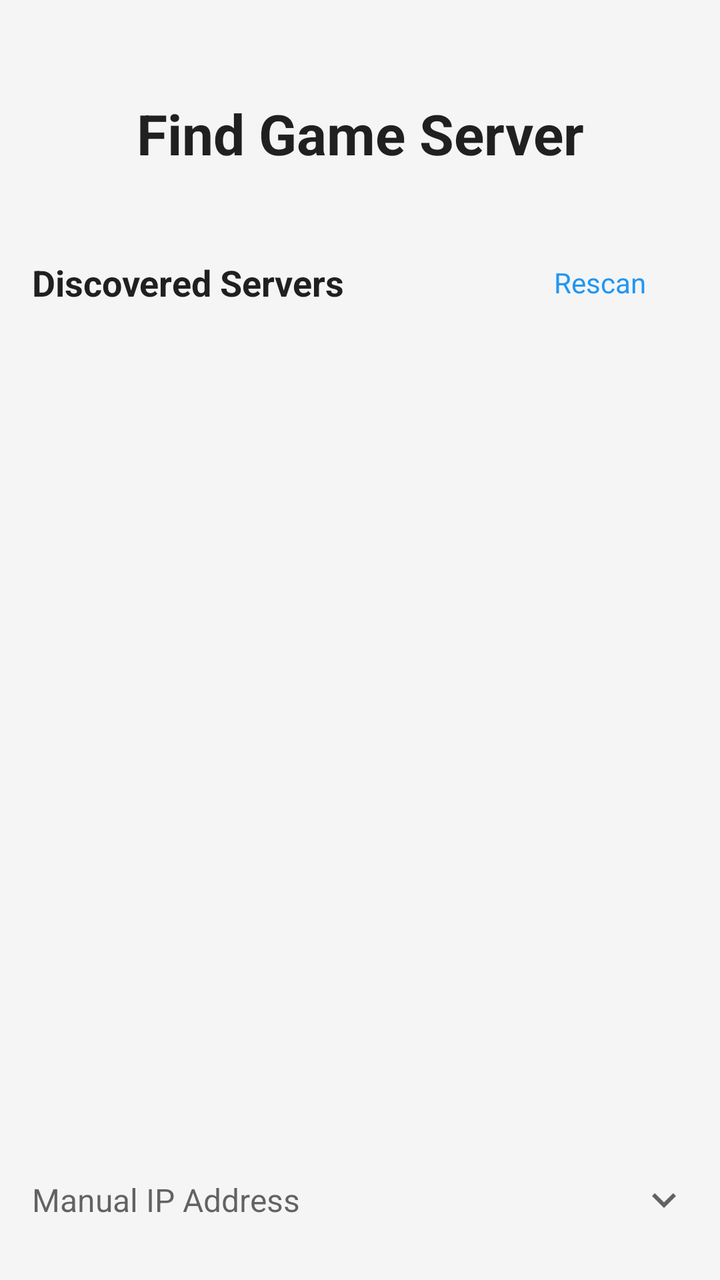
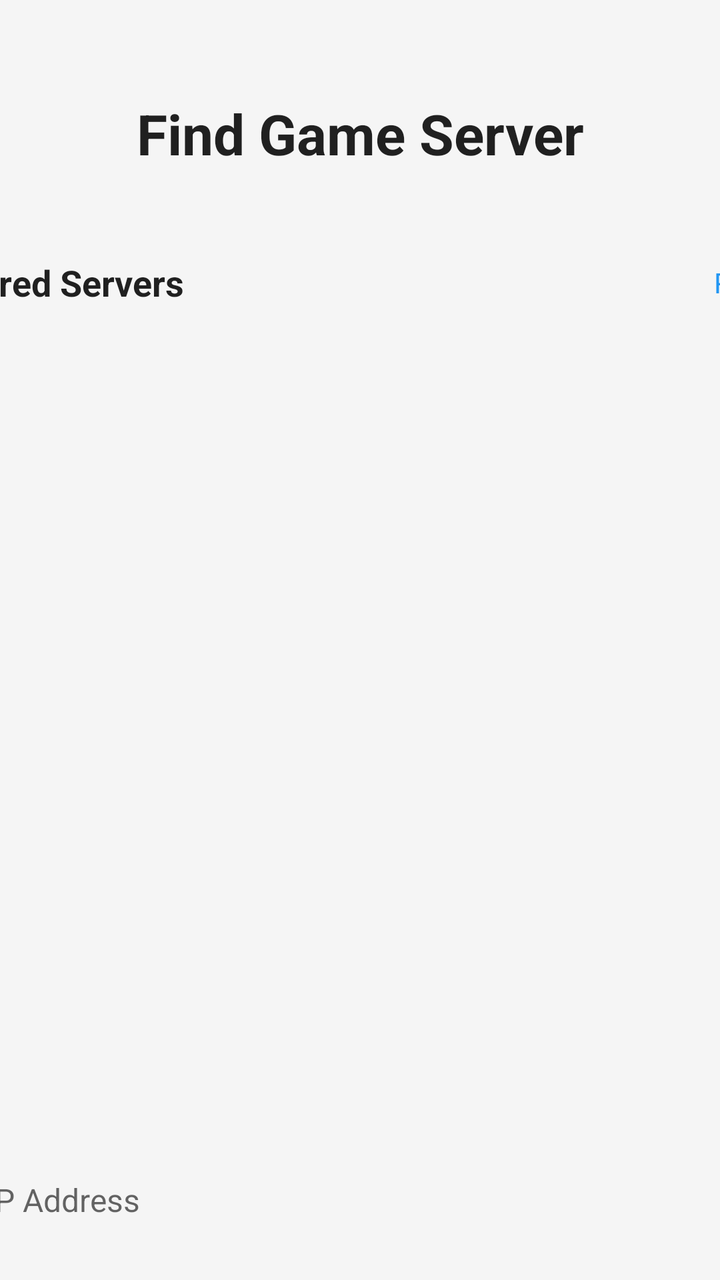

Two renders of the same Android screen: before a commit and after it. Below are the layout's source before the change and the commit's diff.
<!-- AndroidManifest.xml: application theme Theme.GameRemoteClient -->
<!-- res/layout/fragment_server_discovery.xml -->
<?xml version="1.0" encoding="utf-8"?>
<androidx.core.widget.NestedScrollView xmlns:android="http://schemas.android.com/apk/res/android"
    xmlns:app="http://schemas.android.com/apk/res-auto"
    xmlns:tools="http://schemas.android.com/tools"
    android:layout_width="match_parent"
    android:layout_height="match_parent"
    android:fillViewport="true"
    android:background="@color/background">

    <LinearLayout
        android:layout_width="match_parent"
        android:layout_height="wrap_content"
        android:orientation="vertical"
        android:padding="16dp">

        
        <TextView
            android:id="@+id/titleText"
            android:layout_width="match_parent"
            android:layout_height="wrap_content"
            android:text="@string/server_discovery_title"
            android:textSize="28sp"
            android:textStyle="bold"
            android:textColor="@color/text_primary"
            android:gravity="center"
            android:layout_marginTop="32dp" />

        <com.google.android.material.button.MaterialButton
            android:id="@+id/debugButton"
            style="@style/Widget.Material3.Button.OutlinedButton"
            android:layout_width="wrap_content"
            android:layout_height="wrap_content"
            android:layout_gravity="center"
            android:text="Debug"
            android:textSize="12sp"
            android:layout_marginTop="4dp"
            android:visibility="gone" />

        
        <LinearLayout
            android:layout_width="match_parent"
            android:layout_height="wrap_content"
            android:orientation="horizontal"
            android:gravity="center_vertical"
            android:layout_marginTop="32dp">

            <TextView
                android:id="@+id/discoveredServersLabel"
                android:layout_width="0dp"
                android:layout_height="wrap_content"
                android:layout_weight="1"
                android:text="@string/discovered_servers"
                android:textSize="18sp"
                android:textStyle="bold"
                android:textColor="@color/text_primary" />

            <com.google.android.material.button.MaterialButton
                android:id="@+id/rescanButton"
                style="@style/Widget.Material3.Button.TextButton"
                android:layout_width="wrap_content"
                android:layout_height="wrap_content"
                android:text="Rescan"
                android:textSize="14sp" />
        </LinearLayout>

        
        <LinearLayout
            android:id="@+id/scanningContainer"
            android:layout_width="match_parent"
            android:layout_height="wrap_content"
            android:orientation="vertical"
            android:gravity="center"
            android:visibility="gone"
            android:padding="24dp"
            tools:visibility="visible">

            <ProgressBar
                android:id="@+id/scanningProgress"
                android:layout_width="wrap_content"
                android:layout_height="wrap_content" />

            <TextView
                android:id="@+id/scanningText"
                android:layout_width="wrap_content"
                android:layout_height="wrap_content"
                android:text="@string/scanning"
                android:textColor="@color/text_secondary"
                android:layout_marginTop="8dp" />
        </LinearLayout>

        
        <androidx.recyclerview.widget.RecyclerView
            android:id="@+id/serversRecyclerView"
            android:layout_width="match_parent"
            android:layout_height="wrap_content"
            android:layout_marginTop="8dp"
            android:nestedScrollingEnabled="false"
            tools:listitem="@layout/item_server" />

        
        <TextView
            android:id="@+id/noServersText"
            android:layout_width="match_parent"
            android:layout_height="wrap_content"
            android:text="@string/no_servers_found"
            android:textColor="@color/text_secondary"
            android:gravity="center"
            android:visibility="gone"
            android:padding="32dp" />

        
        <View
            android:layout_width="match_parent"
            android:layout_height="0dp"
            android:layout_weight="1" />

        
        <LinearLayout
            android:layout_width="match_parent"
            android:layout_height="wrap_content"
            android:orientation="vertical"
            android:layout_marginTop="24dp">

            
            <LinearLayout
                android:id="@+id/manualEntryHeader"
                android:layout_width="match_parent"
                android:layout_height="wrap_content"
                android:orientation="horizontal"
                android:gravity="center_vertical"
                android:paddingVertical="12dp"
                android:background="?attr/selectableItemBackground"
                android:clickable="true"
                android:focusable="true">

                <TextView
                    android:layout_width="0dp"
                    android:layout_height="wrap_content"
                    android:layout_weight="1"
                    android:text="Manual IP Address"
                    android:textSize="16sp"
                    android:textColor="@color/text_secondary" />

                <ImageView
                    android:id="@+id/expandIcon"
                    android:layout_width="24dp"
                    android:layout_height="24dp"
                    android:src="@drawable/ic_chevron_down"
                    android:contentDescription="Expand" />
            </LinearLayout>

            
            <com.google.android.material.card.MaterialCardView
                android:id="@+id/ipEntryCard"
                android:layout_width="match_parent"
                android:layout_height="wrap_content"
                app:cardCornerRadius="8dp"
                app:cardElevation="4dp"
                android:visibility="gone"
                android:layout_marginTop="8dp">

                <LinearLayout
                    android:layout_width="match_parent"
                    android:layout_height="wrap_content"
                    android:orientation="vertical"
                    android:padding="16dp">

                    <com.google.android.material.textfield.TextInputLayout
                        android:layout_width="match_parent"
                        android:layout_height="wrap_content">

                        <com.google.android.material.textfield.TextInputEditText
                            android:id="@+id/ipAddressInput"
                            android:layout_width="match_parent"
                            android:layout_height="wrap_content"
                            android:hint="@string/ip_address_hint"
                            android:inputType="textNoSuggestions"
                            android:maxLines="1"
                            android:text="192.168.1.152" />
                    </com.google.android.material.textfield.TextInputLayout>

                    <com.google.android.material.button.MaterialButton
                        android:id="@+id/connectButton"
                        android:layout_width="match_parent"
                        android:layout_height="56dp"
                        android:text="@string/connect_button"
                        android:textSize="16sp"
                        android:layout_marginTop="12dp" />
                </LinearLayout>
            </com.google.android.material.card.MaterialCardView>
        </LinearLayout>

    </LinearLayout>

</androidx.core.widget.NestedScrollView>
<!-- res/layout/item_server.xml (included above) -->
<?xml version="1.0" encoding="utf-8"?>
<com.google.android.material.card.MaterialCardView xmlns:android="http://schemas.android.com/apk/res/android"
    xmlns:app="http://schemas.android.com/apk/res-auto"
    android:layout_width="match_parent"
    android:layout_height="wrap_content"
    android:layout_margin="8dp"
    app:cardCornerRadius="8dp"
    app:cardElevation="2dp"
    android:clickable="true"
    android:focusable="true"
    android:foreground="?attr/selectableItemBackground">

    <LinearLayout
        android:layout_width="match_parent"
        android:layout_height="wrap_content"
        android:orientation="horizontal"
        android:padding="16dp"
        android:gravity="center_vertical">

        <LinearLayout
            android:layout_width="0dp"
            android:layout_height="wrap_content"
            android:layout_weight="1"
            android:orientation="vertical">

            <TextView
                android:id="@+id/serverName"
                android:layout_width="wrap_content"
                android:layout_height="wrap_content"
                android:text="Game Server"
                android:textSize="18sp"
                android:textStyle="bold"
                android:textColor="?android:attr/textColorPrimary" />

            <TextView
                android:id="@+id/serverAddress"
                android:layout_width="wrap_content"
                android:layout_height="wrap_content"
                android:text="192.168.1.100"
                android:textSize="14sp"
                android:textColor="?android:attr/textColorSecondary"
                android:layout_marginTop="4dp" />

        </LinearLayout>

        <TextView
            android:id="@+id/consoleType"
            android:layout_width="wrap_content"
            android:layout_height="wrap_content"
            android:text="PS4"
            android:textSize="12sp"
            android:textStyle="bold"
            android:textColor="@android:color/white"
            android:background="@drawable/console_type_badge"
            android:paddingHorizontal="10dp"
            android:paddingVertical="4dp" />

    </LinearLayout>

</com.google.android.material.card.MaterialCardView>
<!-- resources referenced by this layout -->
<resources>
  <color name="background">#FFF5F5F5</color>
  <color name="text_primary">#DE000000</color>
  <color name="text_secondary">#99000000</color>
  <!-- drawable console_type_badge (drawable) -->
  <?xml version="1.0" encoding="utf-8"?>
  <shape xmlns:android="http://schemas.android.com/apk/res/android"
      android:shape="rectangle">
      <solid android:color="#003087" />
      <corners android:radius="12dp" />
  </shape>
  <!-- drawable ic_chevron_down (drawable) -->
  <vector xmlns:android="http://schemas.android.com/apk/res/android"
      android:width="24dp"
      android:height="24dp"
      android:viewportWidth="24"
      android:viewportHeight="24"
      android:tint="?attr/colorControlNormal">
      <path
          android:fillColor="@android:color/white"
          android:pathData="M7.41,8.59L12,13.17l4.59,-4.58L18,10l-6,6l-6,-6z" />
  </vector>
  <string name="connect_button">Connect</string>
  <string name="discovered_servers">Discovered Servers</string>
  <string name="ip_address_hint">192.168.1.100</string>
  <string name="no_servers_found">No servers found</string>
  <string name="scanning">Scanning for servers…</string>
  <string name="server_discovery_title">Find Game Server</string>
  <style name="Theme.GameRemoteClient" parent="Theme.MaterialComponents.DayNight.NoActionBar">
          <item name="colorPrimary">@color/primary</item>
          <item name="colorPrimaryDark">@color/primary_dark</item>
          <item name="colorAccent">@color/accent</item>
          <item name="android:windowBackground">@color/background</item>
          <item name="android:windowLayoutInDisplayCutoutMode">shortEdges</item>
      </style>
  <color name="primary">#FF2196F3</color>
  <color name="primary_dark">#FF1976D2</color>
  <color name="accent">#FFFF5722</color>
</resources>

<!-- the commit's change to res/layout/fragment_server_discovery.xml (unified diff, before → after) -->
@@ -8,10 +8,11 @@
     android:background="@color/background">
 
     <LinearLayout
-        android:layout_width="match_parent"
+        android:layout_width="520dp"
         android:layout_height="wrap_content"
         android:orientation="vertical"
-        android:padding="16dp">
+        android:padding="16dp"
+        android:layout_gravity="center_horizontal">
 
         
         <TextView
@@ -116,6 +117,7 @@
 
         
         <LinearLayout
+            android:id="@+id/manualEntryContainer"
             android:layout_width="match_parent"
             android:layout_height="wrap_content"
             android:orientation="vertical"
@@ -162,12 +164,14 @@
                 <LinearLayout
                     android:layout_width="match_parent"
                     android:layout_height="wrap_content"
-                    android:orientation="vertical"
-                    android:padding="16dp">
+                    android:orientation="horizontal"
+                    android:padding="16dp"
+                    android:gravity="center_vertical">
 
                     <com.google.android.material.textfield.TextInputLayout
-                        android:layout_width="match_parent"
-                        android:layout_height="wrap_content">
+                        android:layout_width="0dp"
+                        android:layout_height="wrap_content"
+                        android:layout_weight="1">
 
                         <com.google.android.material.textfield.TextInputEditText
                             android:id="@+id/ipAddressInput"
@@ -175,17 +179,16 @@
                             android:layout_height="wrap_content"
                             android:hint="@string/ip_address_hint"
                             android:inputType="textNoSuggestions"
-                            android:maxLines="1"
-                            android:text="192.168.1.152" />
+                            android:maxLines="1" />
                     </com.google.android.material.textfield.TextInputLayout>
 
                     <com.google.android.material.button.MaterialButton
                         android:id="@+id/connectButton"
-                        android:layout_width="match_parent"
-                        android:layout_height="56dp"
+                        android:layout_width="wrap_content"
+                        android:layout_height="wrap_content"
                         android:text="@string/connect_button"
                         android:textSize="16sp"
-                        android:layout_marginTop="12dp" />
+                        android:layout_marginStart="12dp" />
                 </LinearLayout>
             </com.google.android.material.card.MaterialCardView>
         </LinearLayout>
